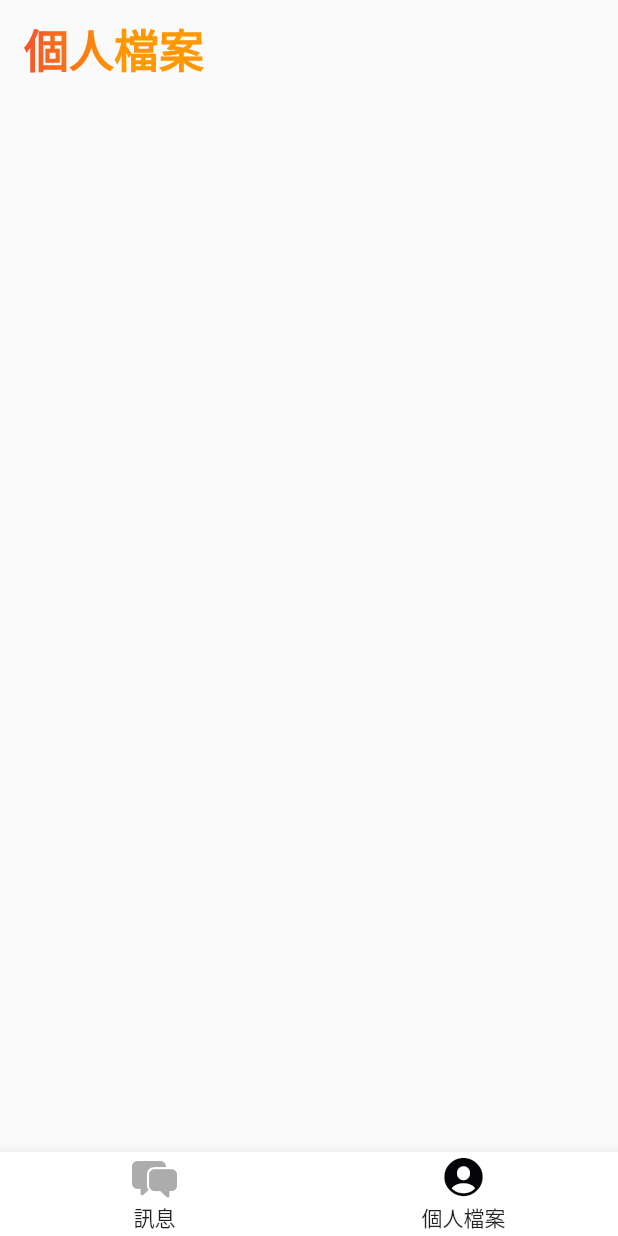
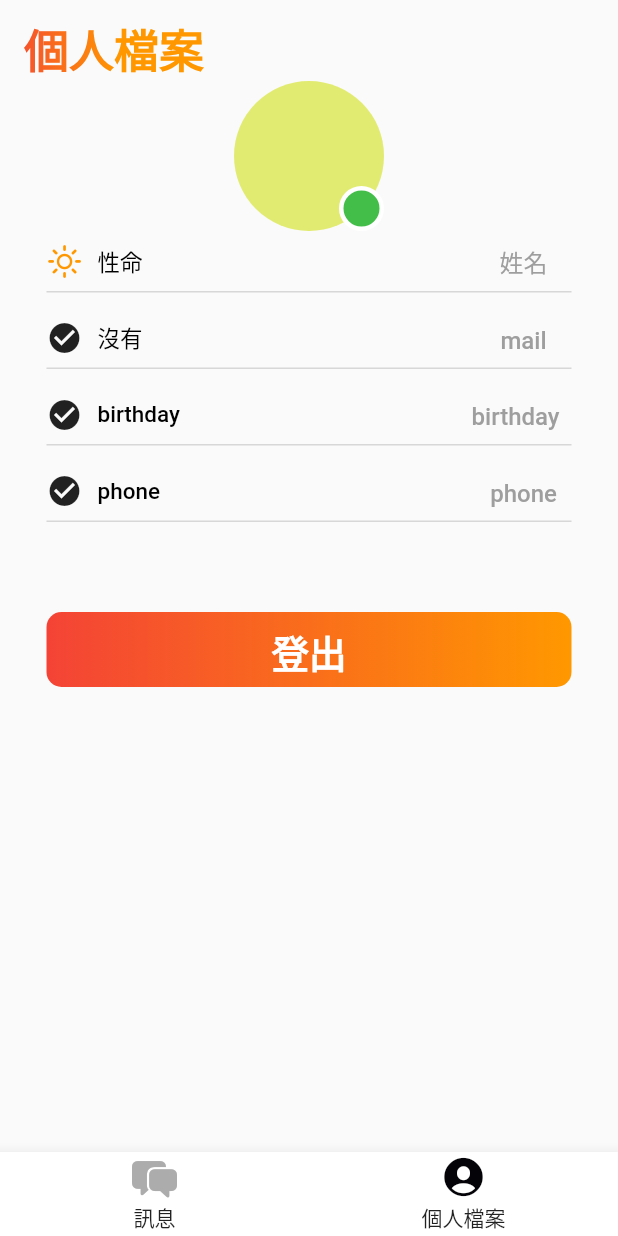
Before and after one commit to henry753951/chatapp_front, a Flutter app: the MainPage screen opened directly, swiped to page 2, on a phone screen of 412 x 824 dp. Run offline on Flutter 3.47's test engine with Material 2 defaults, Android fonts, the phone set to English and light mode, and no system bars; drawn by our look-alikes of custom_navigation_bar; our stand-ins replace email_validator, google_fonts, hexcolor.

Commit message:
add profile

```diff
--- a/lib/main.dart
+++ b/lib/main.dart
@@ -29,7 +29,7 @@ class MyApp extends StatelessWidget {
           primarySwatch: Colors.blue,
         ),
         debugShowCheckedModeBanner: false,
-        home: LoginScreen(),
+        home: MainPage(),
       ),
     );
   }
--- a/lib/modules/Example_page.dart
+++ b/lib/modules/Example_page.dart
@@ -18,7 +18,10 @@ class _ExamplePageState extends State<ExamplePage> {
       children: [
         Padding(
           padding: const EdgeInsets.only(left: 16, right: 16, top: 10),
-          child: Row(
+          child: Expanded(
+            child: Column(
+              children: [
+                Row(
                   children: [
                     Text("個人檔案",
                         style: TextStyle(
@@ -33,8 +36,136 @@ class _ExamplePageState extends State<ExamplePage> {
                         )),
                   ],
                 ),
+                Stack(children: [
+                  CircleAvatar(
+                    radius: 50.0,
+                    backgroundColor: Color.fromARGB(255, 226, 235, 113),
+                  ),
+                  Positioned(
+                    right: 0,
+                    bottom: 0,
+                    child: Container(
+                      height: 30,
+                      width: 30,
+                      decoration: BoxDecoration(
+                          color: Color.fromARGB(255, 67, 190, 72),
+                          shape: BoxShape.circle,
+                          border: Border.all(color: Colors.white, width: 3.0)),
+                    ),
+                  )
+                ]),
+                info(
+                  icon: Icon(CupertinoIcons.brightness, color: Colors.orange),
+                  title: "性命",
+                  value: "姓名",
+                ),
+                info(
+                  icon: Icon(Icons.check_circle),
+                  title: "沒有",
+                  value: "mail",
+                ),
+                info(
+                  icon: Icon(Icons.check_circle),
+                  title: "birthday",
+                  value: "birthday",
+                ),
+                info(
+                  icon: Icon(Icons.check_circle),
+                  title: "phone",
+                  value: "phone",
+                ),
+                SizedBox(
+                  height: 50,
+                ),
+                Container(
+                  height: 50,
+                  width: 350,
+                  decoration: BoxDecoration(
+                      borderRadius: BorderRadius.circular(10),
+                      gradient: LinearGradient(
+                        colors: [Colors.red, Colors.orange],
+                        begin: Alignment.centerLeft,
+                        end: Alignment.centerRight,
+                      )),
+                  child: Center(
+                    child: TextButton(
+                      onPressed: () {},
+                      child: Text(
+                        "登出",
+                        style: TextStyle(
+                            color: Colors.white,
+                            fontSize: 25,
+                            fontWeight: FontWeight.bold),
+                      ),
+                    ),
+                  ),
+                ),
+              ],
+            ),
+          ),
         ),
       ],
     ));
   }
 }
+
+class info extends StatelessWidget {
+  Icon icon;
+  String title;
+  String value;
+  info({
+    super.key,
+    required this.title,
+    required this.value,
+    required this.icon,
+  });
+
+  @override
+  Widget build(BuildContext context) {
+    return Padding(
+        padding: EdgeInsets.only(bottom: 10),
+        child: Column(
+          crossAxisAlignment: CrossAxisAlignment.start,
+          children: [
+            SizedBox(
+              height: 1,
+            ),
+            Container(
+                width: 350,
+                height: 40,
+                decoration: BoxDecoration(
+                    border: Border(
+                        bottom: BorderSide(
+                  color: const Color.fromARGB(255, 215, 215, 215),
+                  width: 1,
+                ))),
+                child: Row(children: [
+                  Row(
+                    children: [
+                      icon,
+                      SizedBox(
+                        width: 10,
+                      ),
+                      Text(
+                        title,
+                        style: TextStyle(
+                          fontSize: 15,
+                          fontWeight: FontWeight.w500,
+                          color: Colors.black,
+                        ),
+                      ),
+                    ],
+                  ),
+                  Expanded(child: SizedBox(), flex: 1),
+                  TextButton(
+                      onPressed: () {},
+                      child: Text(
+                        value,
+                        style: TextStyle(
+                            fontSize: 16, height: 1.4, color: Colors.grey),
+                      )),
+                ]))
+          ],
+        ));
+  }
+}
```
Also changed, not shown: pubspec.lock. Lines whose indentation alone changed are shown as unchanged.
